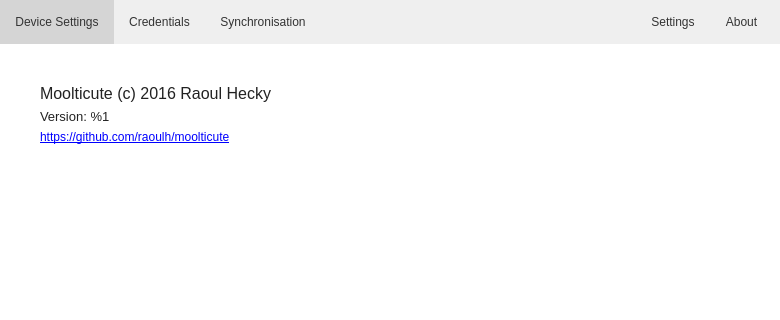
Before: the Qt Designer form src/MainWindow.ui in mooltipass/moolticute, drawn with Qt 5; both pictures show x 0 to 780 and y 0 to 320 of the 780 by 524 pixel window.
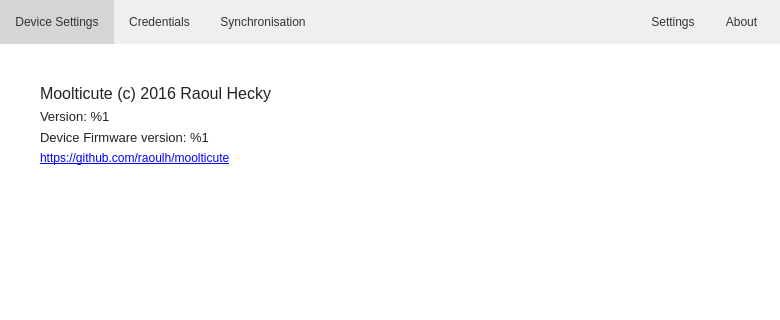
After: the same form once the commit is applied. The open tabs and pages were chosen to show the change. Icons and pictures are not drawn. Custom widgets are drawn as their Qt base class.

Commit message: Display fw version in about #13

Diff of the .ui file:
```diff
--- a/src/MainWindow.ui
+++ b/src/MainWindow.ui
@@ -1454,6 +1454,18 @@
           </property>
          </widget>
         </item>
+        <item>
+         <widget class="QLabel" name="labelAboutFwVers">
+          <property name="font">
+           <font>
+            <pointsize>10</pointsize>
+           </font>
+          </property>
+          <property name="text">
+           <string>Device Firmware version: %1</string>
+          </property>
+         </widget>
+        </item>
         <item>
          <widget class="QLabel" name="label_28">
           <property name="text">
```
Left out of the diff: 2 changed lines with no effect on the pictures. The commit also changes 4 other files.
